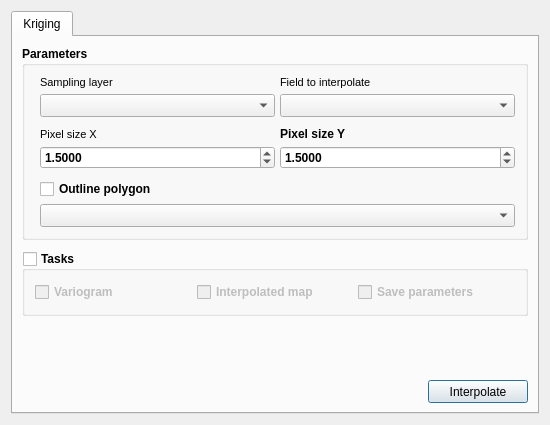
First picture: the form in gui/kriging/kriging_dlg_base.ui, repository franciscocamellon/lallemand_plant_care, before the edit.
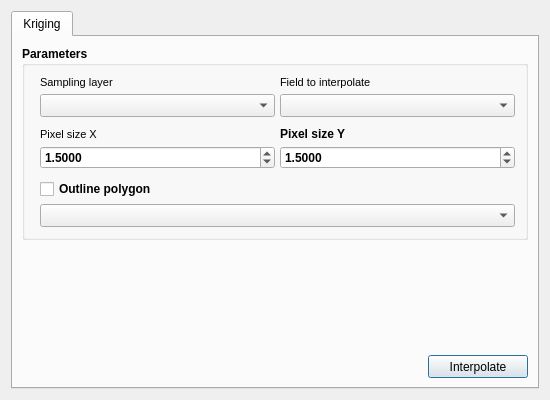
Second picture: the form after the edit. Custom widgets are drawn as their Qt base class.

Patch:
```diff
--- a/gui/kriging/kriging_dlg_base.ui
+++ b/gui/kriging/kriging_dlg_base.ui
@@ -7,13 +7,13 @@
     <x>0</x>
     <y>0</y>
     <width>550</width>
-    <height>425</height>
+    <height>400</height>
    </rect>
   </property>
   <property name="minimumSize">
    <size>
     <width>550</width>
-    <height>425</height>
+    <height>400</height>
    </size>
   </property>
   <property name="windowTitle">
@@ -30,48 +30,6 @@
        <string>Kriging</string>
       </attribute>
       <layout class="QGridLayout" name="gridLayout_2">
-       <item row="5" column="0">
-        <layout class="QHBoxLayout" name="horizontalLayout_13">
-         <property name="spacing">
-          <number>0</number>
-         </property>
-         <item>
-          <spacer name="horizontalSpacer_9">
-           <property name="orientation">
-            <enum>Qt::Horizontal</enum>
-           </property>
-           <property name="sizeHint" stdset="0">
-            <size>
-             <width>40</width>
-             <height>20</height>
-            </size>
-           </property>
-          </spacer>
-         </item>
-         <item>
-          <widget class="QPushButton" name="interpolatePushButton">
-           <property name="minimumSize">
-            <size>
-             <width>100</width>
-             <height>23</height>
-            </size>
-           </property>
-           <property name="maximumSize">
-            <size>
-             <width>16777215</width>
-             <height>28</height>
-            </size>
-           </property>
-           <property name="styleSheet">
-            <string notr="true">font: 8pt &quot;MS Shell Dlg 2&quot;;</string>
-           </property>
-           <property name="text">
-            <string>Interpolate</string>
-           </property>
-          </widget>
-         </item>
-        </layout>
-       </item>
        <item row="0" column="0">
         <widget class="QGroupBox" name="parametersGroupBox">
          <property name="sizePolicy">
@@ -442,114 +400,6 @@
         </widget>
        </item>
        <item row="2" column="0">
-        <widget class="QGroupBox" name="tasksGroupBox">
-         <property name="sizePolicy">
-          <sizepolicy hsizetype="Preferred" vsizetype="Preferred">
-           <horstretch>0</horstretch>
-           <verstretch>0</verstretch>
-          </sizepolicy>
-         </property>
-         <property name="minimumSize">
-          <size>
-           <width>0</width>
-           <height>65</height>
-          </size>
-         </property>
-         <property name="font">
-          <font>
-           <weight>75</weight>
-           <bold>true</bold>
-          </font>
-         </property>
-         <property name="title">
-          <string>Tasks</string>
-         </property>
-         <property name="checkable">
-          <bool>true</bool>
-         </property>
-         <property name="checked">
-          <bool>false</bool>
-         </property>
-         <layout class="QVBoxLayout" name="verticalLayout_15">
-          <property name="spacing">
-           <number>5</number>
-          </property>
-          <property name="leftMargin">
-           <number>10</number>
-          </property>
-          <property name="topMargin">
-           <number>10</number>
-          </property>
-          <property name="rightMargin">
-           <number>10</number>
-          </property>
-          <property name="bottomMargin">
-           <number>10</number>
-          </property>
-          <item>
-           <layout class="QVBoxLayout" name="verticalLayout_5">
-            <property name="spacing">
-             <number>5</number>
-            </property>
-            <item>
-             <layout class="QHBoxLayout" name="horizontalLayout_7">
-              <property name="spacing">
-               <number>5</number>
-              </property>
-              <item>
-               <widget class="QCheckBox" name="variogramCheckBox">
-                <property name="styleSheet">
-                 <string notr="true">font: 8pt &quot;MS Shell Dlg 2&quot;;</string>
-                </property>
-                <property name="text">
-                 <string>Variogram</string>
-                </property>
-               </widget>
-              </item>
-              <item>
-               <widget class="QCheckBox" name="interpolationCheckBox">
-                <property name="styleSheet">
-                 <string notr="true">font: 8pt &quot;MS Shell Dlg 2&quot;;</string>
-                </property>
-                <property name="text">
-                 <string>Interpolated map</string>
-                </property>
-               </widget>
-              </item>
-              <item>
-               <widget class="QCheckBox" name="saveParametersCheckBox">
-                <property name="styleSheet">
-                 <string notr="true">font: 8pt &quot;MS Shell Dlg 2&quot;;</string>
-                </property>
-                <property name="text">
-                 <string>Save parameters</string>
-                </property>
-               </widget>
-              </item>
-             </layout>
-            </item>
-           </layout>
-          </item>
-         </layout>
-        </widget>
-       </item>
-       <item row="1" column="0">
-        <spacer name="verticalSpacer_3">
-         <property name="orientation">
-          <enum>Qt::Vertical</enum>
-         </property>
-         <property name="sizeType">
-          <enum>QSizePolicy::Fixed</enum>
-         </property>
-         <property name="sizeHint" stdset="0">
-          <size>
-           <width>20</width>
-           <height>5</height>
-          </size>
-         </property>
-        </spacer>
-       </item>
-       <item row="4" column="0">
         <spacer name="verticalSpacer_4">
          <property name="orientation">
           <enum>Qt::Vertical</enum>
@@ -562,6 +412,48 @@
          </property>
         </spacer>
        </item>
+       <item row="3" column="0">
+        <layout class="QHBoxLayout" name="horizontalLayout_13">
+         <property name="spacing">
+          <number>0</number>
+         </property>
+         <item>
+          <spacer name="horizontalSpacer_9">
+           <property name="orientation">
+            <enum>Qt::Horizontal</enum>
+           </property>
+           <property name="sizeHint" stdset="0">
+            <size>
+             <width>40</width>
+             <height>20</height>
+            </size>
+           </property>
+          </spacer>
+         </item>
+         <item>
+          <widget class="QPushButton" name="interpolatePushButton">
+           <property name="minimumSize">
+            <size>
+             <width>100</width>
+             <height>23</height>
+            </size>
+           </property>
+           <property name="maximumSize">
+            <size>
+             <width>16777215</width>
+             <height>28</height>
+            </size>
+           </property>
+           <property name="styleSheet">
+            <string notr="true">font: 8pt &quot;MS Shell Dlg 2&quot;;</string>
+           </property>
+           <property name="text">
+            <string>Interpolate</string>
+           </property>
+          </widget>
+         </item>
+        </layout>
+       </item>
       </layout>
      </widget>
     </widget>
```
Left out of the diff: 4 changed lines with no effect on the pictures.
